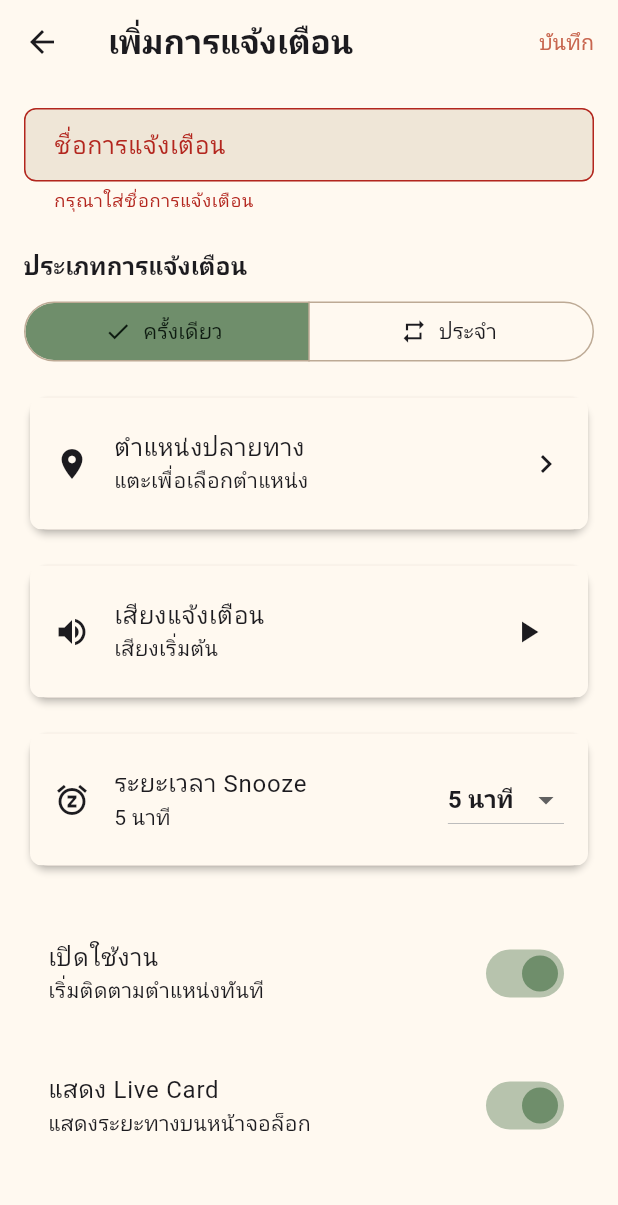
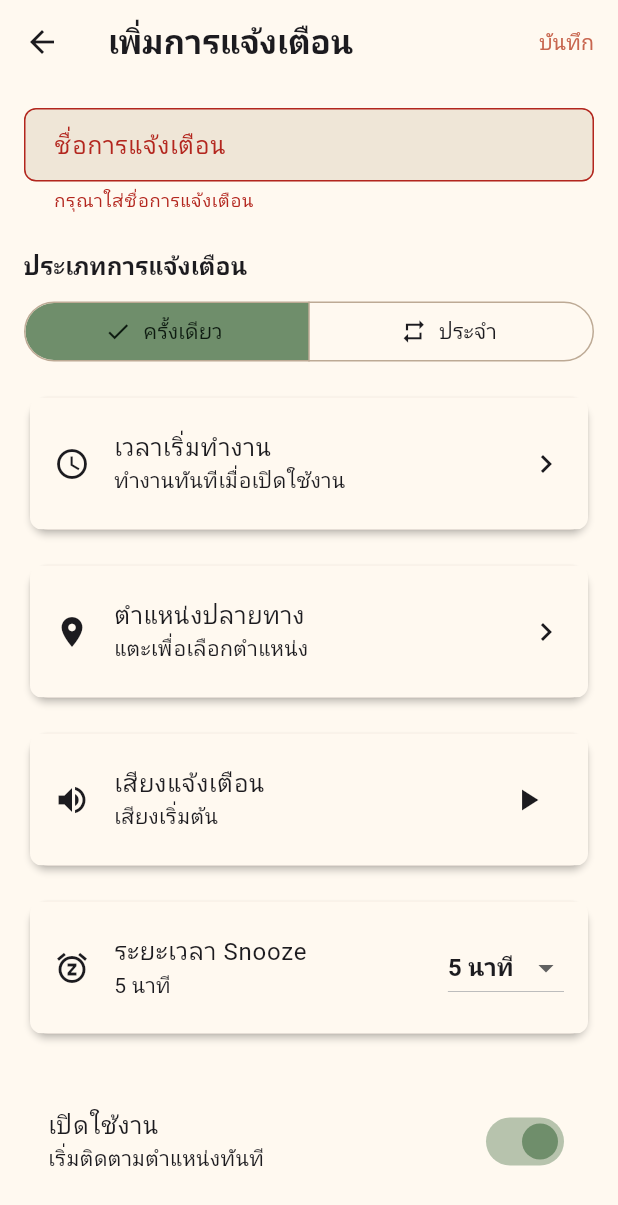
Before and after one commit to totowolf2/Almost-There, a Flutter app: the AddEditAlarmScreen screen opened directly, after a tap on "บันทึก", on a phone screen of 412 x 824 dp. Shown: the top 1205 px of the screen. Run offline on Flutter 3.47's test engine with Material 3 defaults, Android fonts, the phone set to English and light mode, and no system bars; our stand-ins replace flutter_local_notifications, flutter_map, flutter_riverpod, geocoding, geolocator, hive and 5 more; accounts and stored records are empty.

Commit message:
feat: Add start time functionality to alarms with UI integration and activation logic

```diff
--- a/almost_there/lib/presentation/screens/alarms/add_edit_alarm_screen.dart
+++ b/almost_there/lib/presentation/screens/alarms/add_edit_alarm_screen.dart
@@ -38,6 +38,7 @@ class _AddEditAlarmScreenState extends ConsumerState<AddEditAlarmScreen> {
   LocationModel? _selectedLocation;
   double _radius = 300.0;
   String? _groupName;
+  TimeOfDay? _startTime;
 
   bool get _isEditing => widget.alarm != null;
 
@@ -59,6 +60,7 @@ class _AddEditAlarmScreenState extends ConsumerState<AddEditAlarmScreen> {
       _selectedLocation = alarm.location;
       _radius = alarm.radius;
       _groupName = alarm.groupName;
+      _startTime = alarm.startTime;
     } else {
       // Initialize with default values from settings
       final settings = ref.read(settingsProvider);
@@ -162,6 +164,36 @@ class _AddEditAlarmScreenState extends ConsumerState<AddEditAlarmScreen> {
               ),
               const SizedBox(height: 24),
             ],
+
+            // Start time picker
+            Card(
+              child: ListTile(
+                leading: const Icon(Icons.access_time),
+                title: const Text('เวลาเริ่มทำงาน'),
+                subtitle: Text(_startTime != null
+                  ? '${_startTime!.hour.toString().padLeft(2, '0')}:${_startTime!.minute.toString().padLeft(2, '0')}'
+                  : 'ทำงานทันทีเมื่อเปิดใช้งาน'),
+                trailing: Row(
+                  mainAxisSize: MainAxisSize.min,
+                  children: [
+                    if (_startTime != null)
+                      IconButton(
+                        icon: const Icon(Icons.clear),
+                        onPressed: () {
+                          setState(() {
+                            _startTime = null;
+                          });
+                        },
+                        tooltip: 'ลบเวลาเริ่มทำงาน',
+                      ),
+                    const Icon(Icons.chevron_right),
+                  ],
+                ),
+                onTap: _pickStartTime,
+              ),
+            ),
+
+            const SizedBox(height: 16),
 
             // Location picker
             Card(
@@ -270,6 +302,25 @@ class _AddEditAlarmScreenState extends ConsumerState<AddEditAlarmScreen> {
         ),
       ),
     );
+  }
+
+  void _pickStartTime() async {
+    final TimeOfDay? picked = await showTimePicker(
+      context: context,
+      initialTime: _startTime ?? TimeOfDay.now(),
+      builder: (context, child) {
+        return MediaQuery(
+          data: MediaQuery.of(context).copyWith(alwaysUse24HourFormat: true),
+          child: child!,
+        );
+      },
+    );
+
+    if (picked != null) {
+      setState(() {
+        _startTime = picked;
+      });
+    }
   }
 
   void _pickLocation() async {
@@ -412,6 +463,7 @@ class _AddEditAlarmScreenState extends ConsumerState<AddEditAlarmScreen> {
           snoozeMinutes: _snoozeMinutes,
           recurringDays: _selectedDays,
           groupName: _groupName,
+          startTime: _startTime,
         );
         await alarmNotifier.updateAlarm(updatedAlarm);
       } else {
@@ -427,6 +479,7 @@ class _AddEditAlarmScreenState extends ConsumerState<AddEditAlarmScreen> {
           snoozeMinutes: _snoozeMinutes,
           recurringDays: _selectedDays,
           groupName: _groupName,
+          startTime: _startTime,
         );
       }
 
```
Also changed, not shown: almost_there/lib/data/models/alarm_model.dart (+62 -2 lines), almost_there/lib/presentation/providers/alarm_provider.dart (+93 -2 lines), almost_there/lib/presentation/widgets/alarm_item_widget.dart (+47 -1 lines), almost_there/assets/empty_list_icon.png, almost_there/lib/data/models/alarm_model.g.dart.
